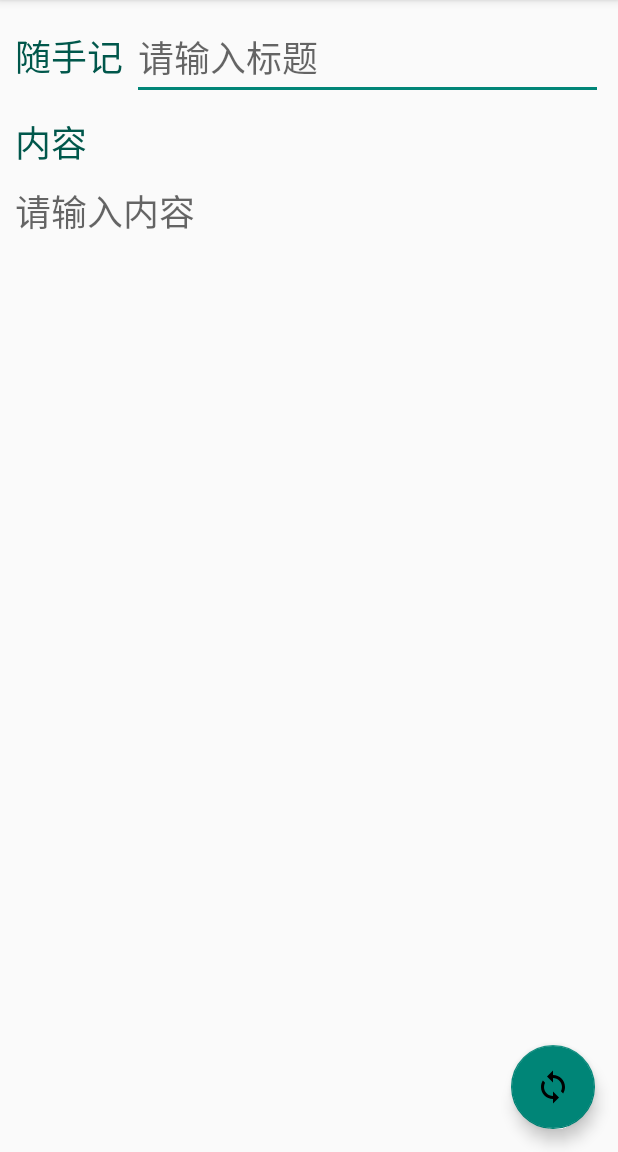
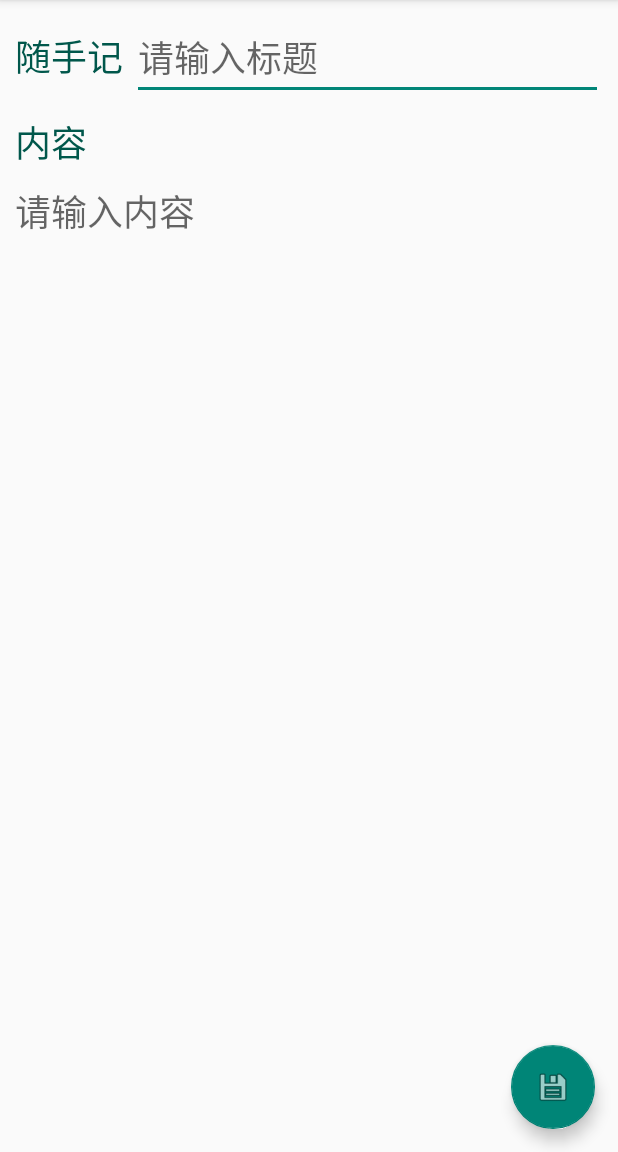
Before and after one commit to SelfReferenceMachine/AcadTrashMemo, an Android app: the AddNoteActivity screen opened directly, with no data from a screen before it, on a phone screen of 412 x 824 dp, the part 84-1236 px from its top. Run offline under Robolectric (Android 15) with nearby library versions, the phone set to English and light mode, and no system bars; 1 statement that could not run was skipped.

Commit message:
debug大失败

```diff
--- a/app/src/main/AndroidManifest.xml
+++ b/app/src/main/AndroidManifest.xml
@@ -34,7 +34,7 @@
             </intent-filter>
         </activity>
         <activity
-            android:name=".NoteActivity"
+            android:name=".Note.NoteActivity"
             android:label="@string/title_activity_note"
             android:theme="@style/AppTheme.NoActionBar">
             <intent-filter>
@@ -42,7 +42,7 @@
                 <category android:name="android.intent.category.LAUNCHER" />
             </intent-filter>
         </activity>
-        <activity android:name=".AddActivity" />
+        <activity android:name=".Note.AddNoteActivity" />
     </application>
 
 </manifest>
--- a/app/src/main/java/com/nomoressay/acadtrashmemo/NoteData.java
+++ b/app/src/main/java/com/nomoressay/acadtrashmemo/Data/NoteData.java
@@ -1,4 +1,4 @@
-package com.nomoressay.acadtrashmemo;
+package com.nomoressay.acadtrashmemo.Data;
 
 public class NoteData {
 
--- a/app/src/main/java/com/nomoressay/acadtrashmemo/SQLOpenHelper.java
+++ b/app/src/main/java/com/nomoressay/acadtrashmemo/DataBase/SQLOpenHelper.java
@@ -1,4 +1,4 @@
-package com.nomoressay.acadtrashmemo;
+package com.nomoressay.acadtrashmemo.DataBase;
 import android.content.Context;
 import android.database.sqlite.SQLiteDatabase;
 import android.database.sqlite.SQLiteOpenHelper;
--- a/app/src/main/java/com/nomoressay/acadtrashmemo/AddActivity.java
+++ b/app/src/main/java/com/nomoressay/acadtrashmemo/Note/AddNoteActivity.java
@@ -1,4 +1,4 @@
-package com.nomoressay.acadtrashmemo;
+package com.nomoressay.acadtrashmemo.Note;
 
 import android.os.Bundle;
 import android.view.View;
@@ -14,7 +14,11 @@ import android.widget.EditText;
 import java.sql.Date;
 import java.text.SimpleDateFormat;
 
-public class AddActivity extends AppCompatActivity {
+import com.nomoressay.acadtrashmemo.Data.NoteData;
+import com.nomoressay.acadtrashmemo.DataBase.DBManager;
+import com.nomoressay.acadtrashmemo.R;
+
+public class AddNoteActivity extends AppCompatActivity {
         EditText ed_title;
         EditText ed_content;
         FloatingActionButton floatingActionButton;
@@ -54,17 +58,17 @@ public class AddActivity extends AppCompatActivity {
             if(ids!=0){
                 noteData=new NoteData(title,ids, content, time);
                 dbManager.toUpdate(noteData);
-                Intent intent=new Intent(AddActivity.this,NoteActivity.class);
+                Intent intent=new Intent(AddNoteActivity.this,NoteActivity.class);
                 startActivity(intent);
-                AddActivity.this.finish();
+                AddNoteActivity.this.finish();
             }
             //新建日记
             else{
                 noteData=new NoteData(title,content,time);
                 dbManager.toInsert(noteData);
-                Intent intent=new Intent(AddActivity.this,NoteActivity.class);
+                Intent intent=new Intent(AddNoteActivity.this,NoteActivity.class);
                 startActivity(intent);
-                AddActivity.this.finish();
+                AddNoteActivity.this.finish();
             }
 
         }
@@ -79,17 +83,17 @@ public class AddActivity extends AppCompatActivity {
             if(ids!=0){
                 noteData=new NoteData(title,ids, content, time);
                 dbManager.toUpdate(noteData);
-                Intent intent=new Intent(AddActivity.this,NoteActivity.class);
+                Intent intent=new Intent(AddNoteActivity.this,NoteActivity.class);
                 startActivity(intent);
-                AddActivity.this.finish();
+                AddNoteActivity.this.finish();
             }
             //新建日记
             else{
                 noteData=new NoteData(title,content,time);
                 dbManager.toInsert(noteData);
-                Intent intent=new Intent(AddActivity.this,NoteActivity.class);
+                Intent intent=new Intent(AddNoteActivity.this,NoteActivity.class);
                 startActivity(intent);
-                AddActivity.this.finish();
+                AddNoteActivity.this.finish();
             }
         }
 
--- a/app/src/main/java/com/nomoressay/acadtrashmemo/NoteActivity.java
+++ b/app/src/main/java/com/nomoressay/acadtrashmemo/Note/NoteActivity.java
@@ -1,14 +1,11 @@
-package com.nomoressay.acadtrashmemo;
+package com.nomoressay.acadtrashmemo.Note;
 
 import android.content.DialogInterface;
 import android.content.Intent;
 import android.os.Bundle;
-import android.provider.ContactsContract;
 import android.support.design.widget.FloatingActionButton;
-import android.support.design.widget.Snackbar;
 import android.support.v7.app.AlertDialog;
 import android.support.v7.app.AppCompatActivity;
-import android.support.v7.widget.Toolbar;
 import android.view.LayoutInflater;
 import android.view.Menu;
 import android.view.MenuItem;
@@ -17,6 +14,11 @@ import android.widget.AdapterView;
 import android.widget.ListView;
 
 import java.util.ArrayList;
+
+import com.nomoressay.acadtrashmemo.Data.NoteData;
+import com.nomoressay.acadtrashmemo.DataBase.DBManager;
+import com.nomoressay.acadtrashmemo.DataBase.MyAdapter;
+import com.nomoressay.acadtrashmemo.R;
 
 public class NoteActivity extends AppCompatActivity {
 
@@ -42,7 +44,7 @@ public class NoteActivity extends AppCompatActivity {
             listView.setOnItemClickListener(new AdapterView.OnItemClickListener() {   //点击一下跳转到编辑页面（编辑页面与新建页面共用一个布局）
                 @Override
                 public void onItemClick(AdapterView<?> parent, View view, int position, long id) {
-                    Intent intent = new Intent(getApplicationContext(),AddActivity.class);
+                    Intent intent = new Intent(getApplicationContext(),AddNoteActivity.class);
                     intent.putExtra("ids",arrayList.get(position).getIds());
                     startActivity(intent);
                     NoteActivity.this.finish();
@@ -76,7 +78,7 @@ public class NoteActivity extends AppCompatActivity {
             floatingActionButton.setOnClickListener(new View.OnClickListener() {   //点击悬浮按钮时，跳转到新建页面
                 @Override
                 public void onClick(View v) {
-                    Intent intent=new Intent(getApplicationContext(),AddActivity.class);
+                    Intent intent=new Intent(getApplicationContext(),AddNoteActivity.class);
                     startActivity(intent);
                     NoteActivity.this.finish();
                 }
@@ -94,7 +96,7 @@ public class NoteActivity extends AppCompatActivity {
     public boolean onOptionsItemSelected(MenuItem item) {
         switch (item.getItemId()){
             case R.id.menu_newnote:
-                Intent intent = new Intent(getApplicationContext(),AddActivity.class);
+                Intent intent = new Intent(getApplicationContext(),AddNoteActivity.class);
                 startActivity(intent);
                 NoteActivity.this.finish();
                 break;
--- a/app/src/main/res/layout/activity_add.xml
+++ b/app/src/main/res/layout/activity_add.xml
@@ -1,11 +1,8 @@
 <?xml version="1.0" encoding="utf-8"?>
 <LinearLayout xmlns:android="http://schemas.android.com/apk/res/android"
-    xmlns:app="http://schemas.android.com/apk/res-auto"
-    xmlns:tools="http://schemas.android.com/tools"
-    android:layout_width="match_parent"
+    android:orientation="vertical" android:layout_width="match_parent"
     android:layout_height="match_parent"
-    android:orientation="vertical"
-    tools:context=".AddActivity">
+    android:fitsSystemWindows="true">
     <FrameLayout
         android:layout_width="match_parent"
         android:layout_height="match_parent">
@@ -18,7 +15,7 @@
                 android:layout_height="wrap_content"
                 android:orientation="horizontal"
                 android:layout_margin="10dp"
-                >
+            >
                 <TextView
                     android:layout_width="0dp"
                     android:layout_height="wrap_content"
@@ -26,16 +23,16 @@
                     android:text="@string/new_title"
                     android:textSize="24dp"
                     android:textColor="@color/colorPrimaryDark"
-                    />
-
+                />
                 <EditText
                     android:id="@+id/title"
                     android:layout_width="0dp"
                     android:layout_height="wrap_content"
                     android:layout_weight="4"
+                    android:hint="@string/new_settitle"
                     android:ems="10"
-                    android:hint="@string/new_settitle"
-                    android:textSize="24dp" />
+                    android:textSize="24dp"
+                />
             </LinearLayout>
 
             <LinearLayout
@@ -57,15 +54,14 @@
                 android:layout_width="match_parent"
                 android:layout_height="match_parent"
                 android:layout_margin="10dp">
-
                 <EditText
                     android:id="@+id/content"
                     android:layout_width="match_parent"
                     android:layout_height="match_parent"
-                    android:background="@null"
                     android:gravity="top"
                     android:hint="@string/new_inputcontent"
-                    android:textSize="24dp" />
+                    android:textSize="24dp"
+                    android:background="@null"/>
             </LinearLayout>
         </LinearLayout>
         <android.support.design.widget.FloatingActionButton
@@ -74,8 +70,8 @@
             android:layout_height="wrap_content"
             android:layout_gravity="bottom|end"
             android:layout_margin="15dp"
-            android:src="@drawable/ic_sync_black_24dp"
-            />
+            android:backgroundTint="@color/colorPrimary"
+            android:src="@android:drawable/ic_menu_save"
+        />
     </FrameLayout>
-
 </LinearLayout>
```
Also changed, not shown: app/src/main/java/com/nomoressay/acadtrashmemo/DataBase/DBManager.java (renamed from app/src/main/java/com/nomoressay/acadtrashmemo/DBManager.java, +19 -18 lines), app/src/main/java/com/nomoressay/acadtrashmemo/DataBase/MyAdapter.java (renamed from app/src/main/java/com/nomoressay/acadtrashmemo/MyAdapter.java, +5 -2 lines), app/src/main/res/drawable/ic_check_24dp.xml (added, +9 -0 lines), app/src/main/res/layout/activity_note.xml (+19 -29 lines), app/src/main/res/layout/content_note.xml (+10 -1 lines).
